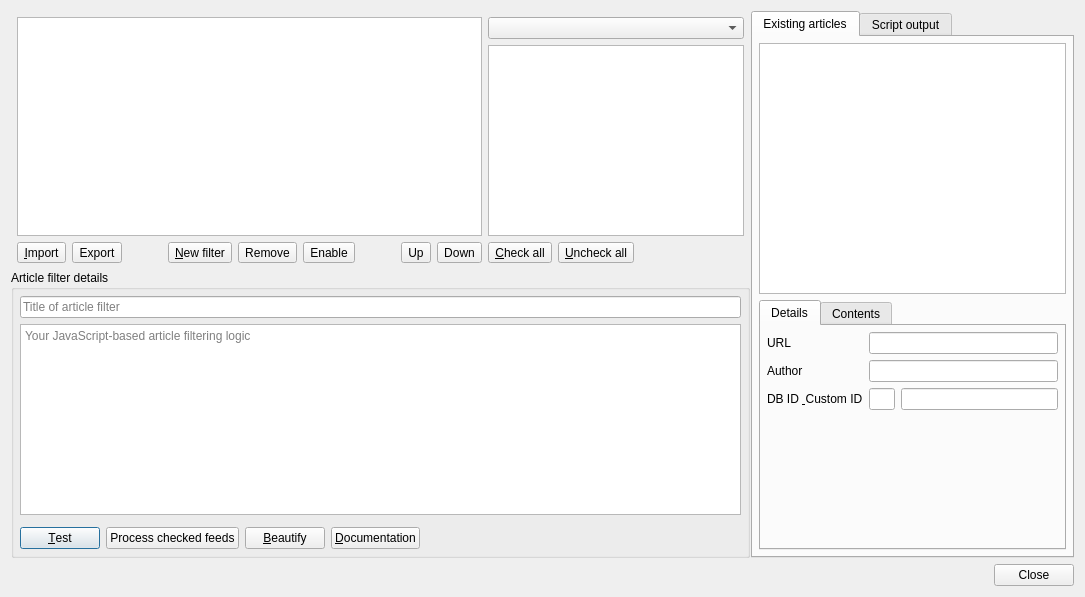
Old version of the form src/librssguard/gui/dialogs/formmessagefiltersmanager.ui in the repository martinrotter/rssguard.
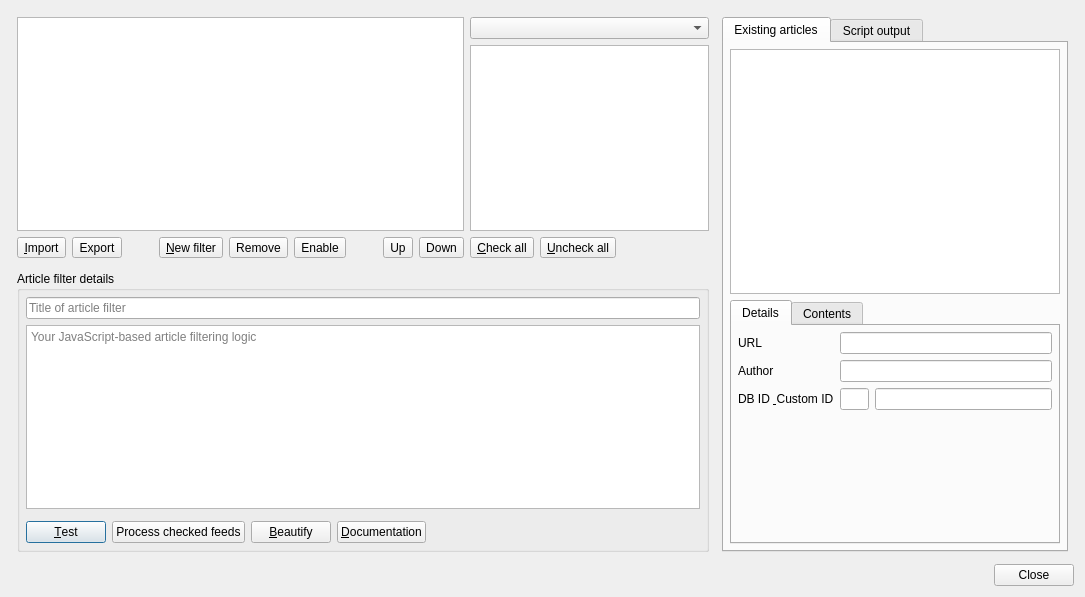
New version of the form. Custom widgets are drawn as their Qt base class.

Patch:
```diff
--- a/src/librssguard/gui/dialogs/formmessagefiltersmanager.ui
+++ b/src/librssguard/gui/dialogs/formmessagefiltersmanager.ui
@@ -13,7 +13,7 @@
   <property name="windowTitle">
    <string>Article filters</string>
   </property>
-  <layout class="QVBoxLayout" name="verticalLayout_5">
+  <layout class="QVBoxLayout" name="verticalLayout_7">
    <item>
     <widget class="QSplitter" name="splitter_2">
      <property name="orientation">
@@ -203,6 +203,21 @@
         </item>
        </layout>
       </widget>
+      <widget class="QWidget" name="verticalLayoutWidget_2">
+       <layout class="QVBoxLayout" name="verticalLayout_6">
+        <property name="leftMargin">
+         <number>6</number>
+        </property>
+        <property name="topMargin">
+         <number>6</number>
+        </property>
+        <property name="rightMargin">
+         <number>6</number>
+        </property>
+        <property name="bottomMargin">
+         <number>6</number>
+        </property>
+        <item>
       <widget class="QGroupBox" name="m_gbDetails">
        <property name="title">
         <string>Article filter details</string>
@@ -300,7 +315,25 @@
         </item>
        </layout>
       </widget>
-     </widget>
+        </item>
+       </layout>
+      </widget>
+     </widget>
+     <widget class="QWidget" name="verticalLayoutWidget">
+      <layout class="QVBoxLayout" name="verticalLayout_5">
+       <property name="leftMargin">
+        <number>6</number>
+       </property>
+       <property name="topMargin">
+        <number>6</number>
+       </property>
+       <property name="rightMargin">
+        <number>6</number>
+       </property>
+       <property name="bottomMargin">
+        <number>6</number>
+       </property>
+       <item>
      <widget class="QTabWidget" name="m_twMessages">
       <property name="sizePolicy">
        <sizepolicy hsizetype="Expanding" vsizetype="Expanding">
@@ -519,6 +552,9 @@
         </item>
        </layout>
       </widget>
+        </widget>
+       </item>
+      </layout>
      </widget>
     </widget>
    </item>
```
Lines whose indentation alone changed are shown as unchanged.
